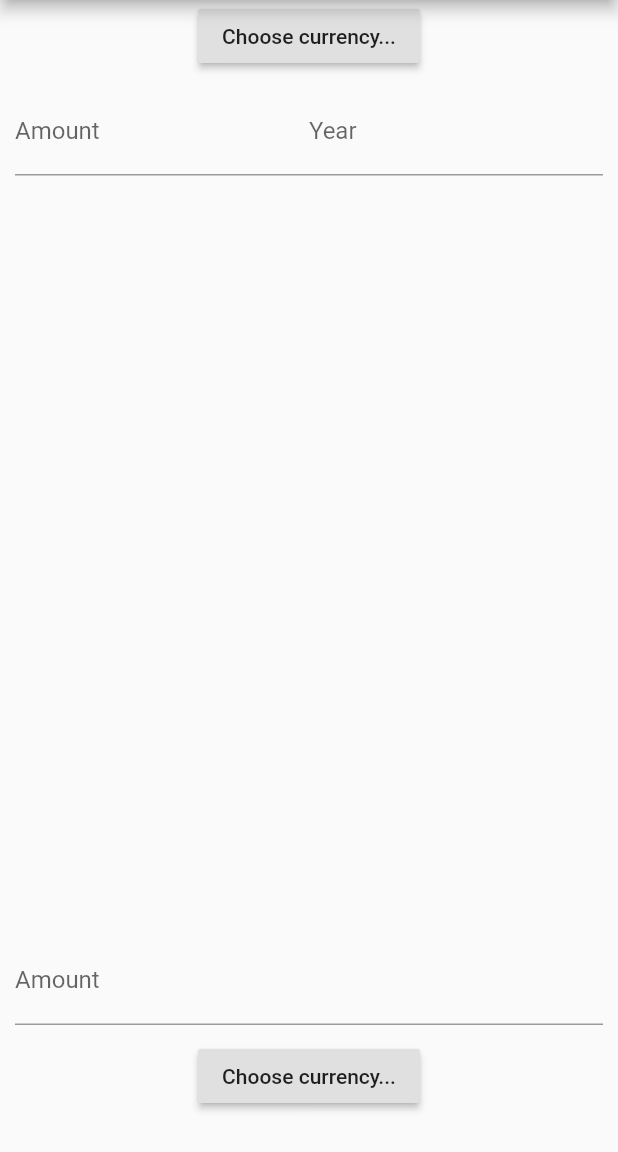
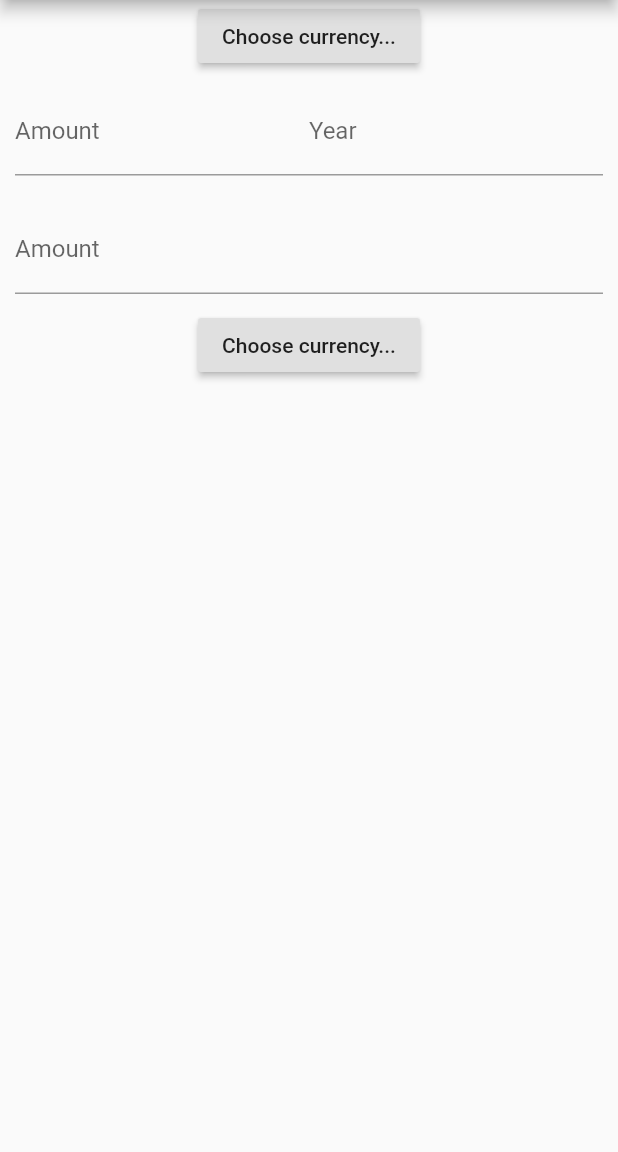
Before and after one commit to jltimm/inflation-calculator, a Flutter app: the screen it shows after launch, on a phone screen of 412 x 824 dp, the part 84-1236 px from its top. Run offline on Flutter 3.47's test engine with Material 2 defaults, Android fonts, the phone set to English and light mode, and no system bars.

Commit message:
changing to containers

```diff
--- a/lib/main.dart
+++ b/lib/main.dart
@@ -123,12 +123,12 @@ class _HomeState extends State<Home> {
   Widget build(BuildContext context) {
     return new Column(
       children: [
-        new Expanded(
-          flex: 4,
+        new Container(
+          //flex: 4,
           child: buildBeforeInput(),
         ),
-        new Expanded(
-          flex: 1,
+        new Container(
+          //flex: 1,
           child: buildAfterInput(),
         )
       ],
```
